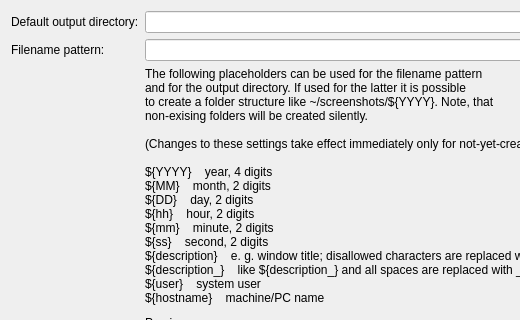
Above: src/lib/kreenshoteditor/ui/settings/pageoutput.ui from KDE/kreenshot-editor before the change; both pictures show x 0 to 520 and y 0 to 320 of the 699 by 492 pixel window. Below: the same form after it.
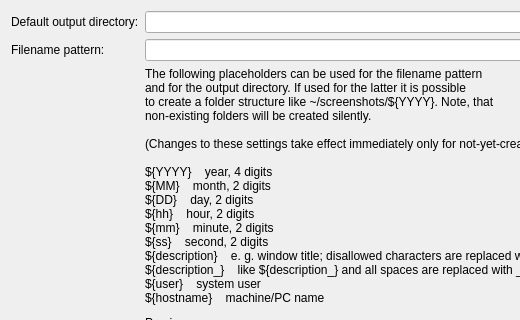
That is the form after the change. Icons and pictures are not drawn.

Patch:
```diff
--- a/src/lib/kreenshoteditor/ui/settings/pageoutput.ui
+++ b/src/lib/kreenshoteditor/ui/settings/pageoutput.ui
@@ -90,7 +90,7 @@
       <string>The following placeholders can be used for the filename pattern
 and for the output directory. If used for the latter it is possible
 to create a folder structure like ~/screenshots/${YYYY}. Note, that
-non-exising folders will be created silently.
+non-existing folders will be created silently.
 
 (Changes to these settings take effect immediately only for not-yet-created files.)
 
```
